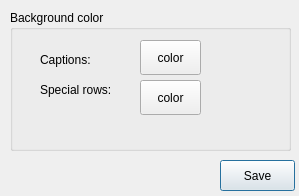
The window that settings.ui (shakeelbabar/REI-Calculator-v1.8) describes before a commit, drawn with Qt 5.
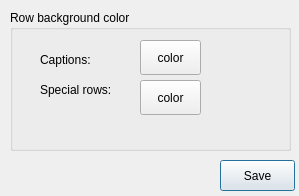
The same window after the commit.

What changed in the file:
```diff
--- a/settings.ui
+++ b/settings.ui
@@ -42,7 +42,7 @@
     </rect>
    </property>
    <property name="title">
-    <string>Background color</string>
+    <string>Row background color</string>
    </property>
    <widget class="QLabel" name="special_row_bgcolor_label">
     <property name="geometry">
```
